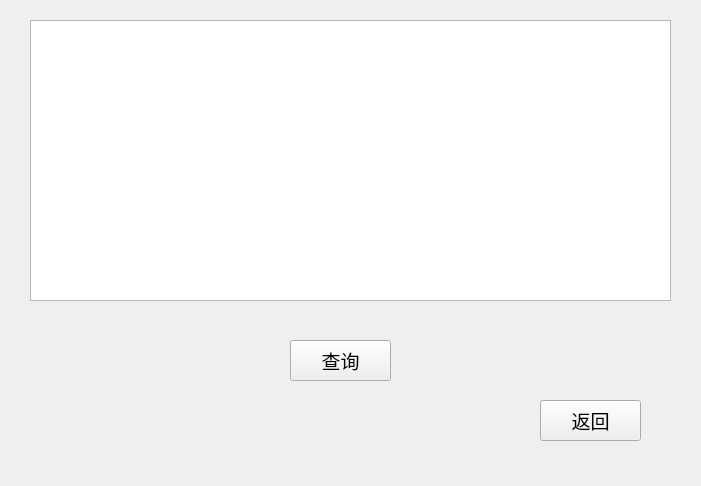
YOUNIR/QT-Personnel-management-system, file DBMS/user_v.ui: the form before one commit.
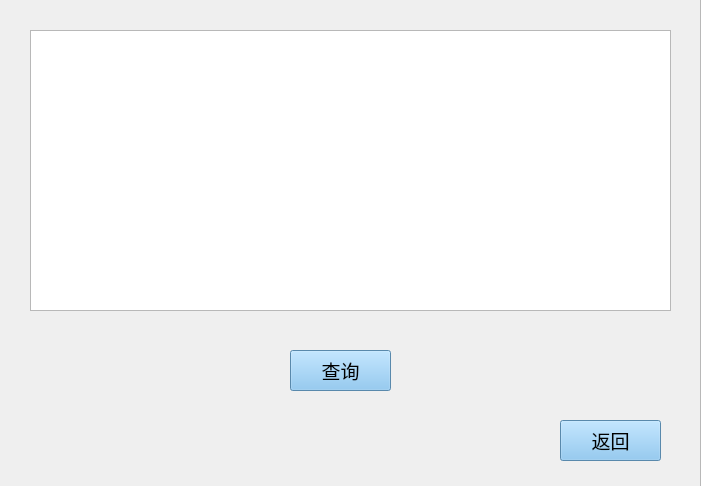
The form after the commit. Icons and pictures are not drawn.

What changed in the file:
```diff
--- a/DBMS/user_v.ui
+++ b/DBMS/user_v.ui
@@ -13,11 +13,31 @@
   <property name="windowTitle">
    <string>Form</string>
   </property>
-  <widget class="QPushButton" name="query_Button">
+  <widget class="QFrame" name="frame">
    <property name="geometry">
     <rect>
-     <x>290</x>
-     <y>340</y>
+     <x>-20</x>
+     <y>-10</y>
+     <width>721</width>
+     <height>501</height>
+    </rect>
+   </property>
+   <property name="styleSheet">
+    <string notr="true">#frame{
+border-image: url(:/root_view.jpg);
+}</string>
+   </property>
+   <property name="frameShape">
+    <enum>QFrame::StyledPanel</enum>
+   </property>
+   <property name="frameShadow">
+    <enum>QFrame::Raised</enum>
+   </property>
+   <widget class="QPushButton" name="return_Button">
+    <property name="geometry">
+     <rect>
+      <x>580</x>
+      <y>430</y>
      <width>101</width>
      <height>41</height>
     </rect>
@@ -27,25 +47,28 @@
      <pointsize>14</pointsize>
     </font>
    </property>
+    <property name="styleSheet">
+     <string notr="true">background-color: rgb(124,192,241);</string>
+    </property>
    <property name="text">
-    <string>查询</string>
+     <string>返回</string>
    </property>
   </widget>
   <widget class="QTableView" name="tableView">
    <property name="geometry">
     <rect>
-     <x>30</x>
-     <y>20</y>
+      <x>50</x>
+      <y>40</y>
      <width>641</width>
      <height>281</height>
     </rect>
    </property>
   </widget>
-  <widget class="QPushButton" name="return_Button">
+   <widget class="QPushButton" name="query_Button">
    <property name="geometry">
     <rect>
-     <x>540</x>
-     <y>400</y>
+      <x>310</x>
+      <y>360</y>
      <width>101</width>
      <height>41</height>
     </rect>
@@ -55,9 +78,13 @@
      <pointsize>14</pointsize>
     </font>
    </property>
+    <property name="styleSheet">
+     <string notr="true">background-color: rgb(124,192,241);</string>
+    </property>
    <property name="text">
-    <string>返回</string>
-   </property>
+     <string>查询</string>
+    </property>
+   </widget>
   </widget>
  </widget>
  <resources/>
```
Lines whose indentation alone changed are shown as unchanged.
